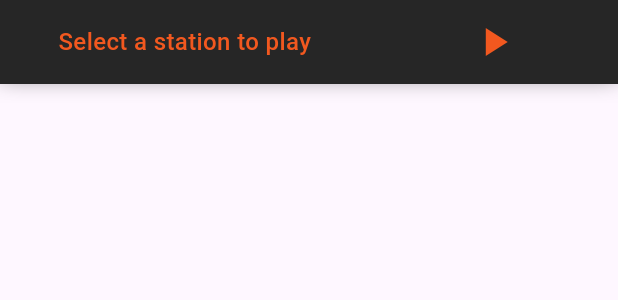
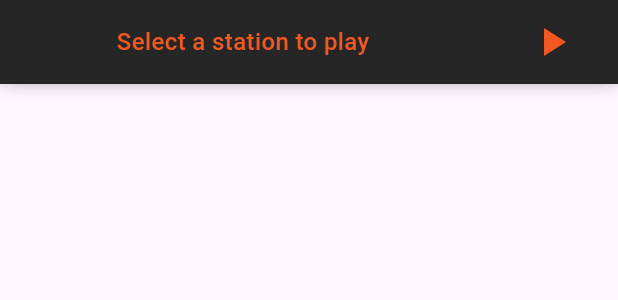
Before and after one commit to imbrickiy/project_two, a Flutter app: the FooterWidget widget shown alone on an empty page, opened directly, on a phone screen of 412 x 824 dp. Shown: the top 300 px of the screen. Run offline on Flutter 3.47's test engine with Material 3 defaults, Android fonts, the phone set to English and light mode, and no system bars; our stand-ins replace cached_network_image, just_audio; network calls fail.

Commit message:
Refactor footer widget layout and improve station selection logic
Signed-off-by: imbrickiy <49974640+imbrickiy@users.noreply.github.com>

```diff
--- a/lib/components/wave_icon_button.dart
+++ b/lib/components/wave_icon_button.dart
@@ -67,7 +67,7 @@ class _WaveIconButtonState extends State<WaveIconButton>
                     shape: BoxShape.circle,
                     gradient: RadialGradient(
                       colors: [
-                        AppColors.primary.withOpacity(0.2 * (1 - value)),
+                        AppColors.primary.withValues(alpha: 0.3 * (1 - value)),
                         Colors.transparent,
                       ],
                       stops: [0.7, 1.0],
--- a/lib/states/station_player_state.dart
+++ b/lib/states/station_player_state.dart
@@ -36,14 +36,17 @@ class PlayerProvider extends ChangeNotifier {
 
   Future<void> play() async {
     await _player.play();
+    notifyListeners();
   }
 
   Future<void> pause() async {
     await _player.pause();
+    notifyListeners();
   }
 
   Future<void> stop() async {
     await _player.stop();
+    notifyListeners();
   }
 
   Future<void> setSource(String url) async {
@@ -59,6 +62,7 @@ class PlayerProvider extends ChangeNotifier {
   void didChangeAppLifecycleState(AppLifecycleState state) {
     if (state == AppLifecycleState.paused) {
       _player.stop();
+      notifyListeners();
     }
   }
 }
--- a/lib/widgets/footer_widget.dart
+++ b/lib/widgets/footer_widget.dart
@@ -1,4 +1,4 @@
-// lib/widgets/app_footer.dart
+// lib/widgets/footer_widget.dart
 import 'package:flutter/material.dart';
 import 'package:project_two/common/colors.dart';
 import 'package:project_two/components/wave_icon_button.dart';
@@ -18,17 +18,19 @@ class FooterWidget extends StatelessWidget {
         boxShadow: [
           BoxShadow(
             color: Colors.black.withAlpha((0.55 * 255).round()),
-            offset: const Offset(0, -5), // Shadow at the top
+            offset: const Offset(0, -5),
             blurRadius: 12,
             spreadRadius: 0,
           ),
         ],
       ),
       alignment: Alignment.center,
+      // lib/widgets/footer_widget.dart
       child: Row(
-        mainAxisAlignment: MainAxisAlignment.spaceAround,
+        mainAxisAlignment: MainAxisAlignment.start,
         children: [
-          AnimatedSwitcher(
+          Expanded(
+            child: AnimatedSwitcher(
               duration: const Duration(milliseconds: 300),
               transitionBuilder: (child, animation) =>
                   FadeTransition(opacity: animation, child: child),
@@ -46,9 +48,10 @@ class FooterWidget extends StatelessWidget {
                   fontSize: 16,
                   fontWeight: FontWeight.w500,
                 ),
+                overflow: TextOverflow.ellipsis,
               ),
             ),
-
+          ),
           WaveIconButton(
             icon: Icon(
               playerProvider.isPlaying ? Icons.stop : Icons.play_arrow,
@@ -60,7 +63,7 @@ class FooterWidget extends StatelessWidget {
                   ? playerProvider.stop()
                   : playerProvider.play();
             },
-            active: playerProvider.isPlaying, // Волны, если активна
+            active: playerProvider.isPlaying,
           ),
         ],
       ),
--- a/pubspec.yaml
+++ b/pubspec.yaml
@@ -30,15 +30,15 @@ environment:
 dependencies:
   flutter:
     sdk: flutter
-  flutter_svg: ^2.2.0
+  flutter_svg: ^2.2.1
   cached_network_image: ^3.4.1
 
   # The following adds the Cupertino Icons font to your application.
   # Use with the CupertinoIcons class for iOS style icons.
   cupertino_icons: ^1.0.8
-  just_audio: ^0.10.4
+  just_audio: ^0.10.5
   audio_session: ^0.2.2
-  provider: ^6.1.5
+  provider: ^6.1.5+1
 
 
 dev_dependencies:
```
Also changed, not shown: lib/main.dart (+12 -19 lines), lib/pages/list_screen.dart (+11 -10 lines), lib/widgets/player.dart (+0 -28 lines), pubspec.lock, 3 other files. Lines whose indentation alone changed are shown as unchanged.
